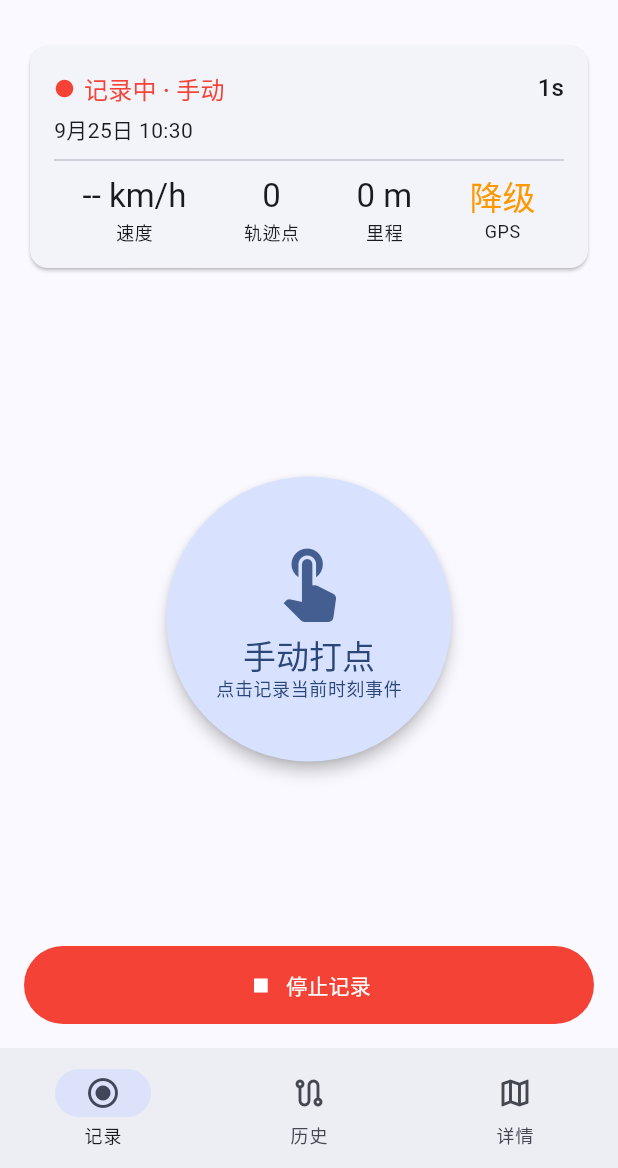
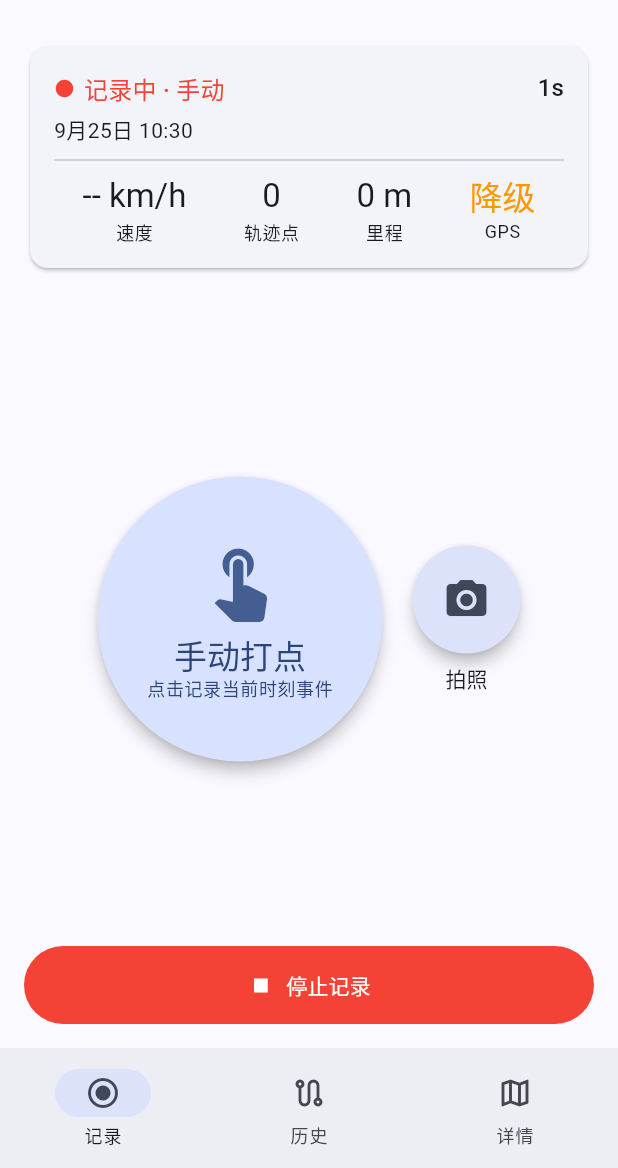
Before and after one commit to Cpu1998/drive-recorder, a Flutter app: the screen it shows after launch, after a tap on "开始记录", on a phone screen of 412 x 824 dp, the part 68-1236 px from its top. Run offline on Flutter 3.47's test engine with Material 3 defaults, Android fonts, the phone set to English and light mode, and no system bars; our stand-ins replace cloud_firestore, firebase_core, flutter_blue_plus, image_picker, permission_handler, sensors_plus and 3 more; missing offline and left inert: amap_flutter_location, x_amap_base; accounts and stored records are empty.

Commit message:
feat(ui): 拍照按钮 + 详情页照片缩略图/全屏查看 + GPX 📷 拍照点
- 记录页拍照按钮：仅记录中可用，权限检查→调起相机→落盘+写事件，取消静默
- PhotoStrip 横向缩略图列表 + PhotoViewer 全屏（InteractiveViewer 缩放，
  HitTestBehavior.opaque 保证图片未解码时也可点任意处退出）
- 照片缺失显示占位图不崩溃；无 GPS 时坐标 null + 降级角标
- GPX：photo 事件输出 wpt（name=📷 拍照点，desc 含文件名，不内嵌二进制）
- iOS Info.plist 补 NSCameraUsageDescription

```diff
--- a/lib/providers/recording_provider.dart
+++ b/lib/providers/recording_provider.dart
@@ -10,6 +10,7 @@ import '../services/driving_event_detector.dart';
 import '../services/foreground_service.dart';
 import '../services/location_service.dart';
 import '../services/permission_service.dart';
+import '../services/photo_service.dart';
 import '../services/sensor_service.dart';
 import '../services/settings_service.dart';
 import '../utils/formatters.dart';
@@ -33,6 +34,7 @@ class RecordingProvider extends ChangeNotifier {
   final SensorService sensors;
   final ForegroundServiceController foreground;
   final PermissionService permissions;
+  final PhotoService photos;
 
   RecordingProvider({
     required this.db,
@@ -43,7 +45,9 @@ class RecordingProvider extends ChangeNotifier {
     SensorService? sensorService,
     ForegroundServiceController? foregroundService,
     PermissionService? permissionService,
+    PhotoService? photoService,
   })  : location = locationService ?? LocationService(),
+        photos = photoService ?? PhotoService(),
         sensors = sensorService ??
             SensorService(detector: DrivingEventDetector(
               brakingThreshold: settings.brakingThreshold,
@@ -78,8 +82,10 @@ class RecordingProvider extends ChangeNotifier {
 
   int _manualEvents = 0;
   int _sensorEvents = 0;
+  int _photoEvents = 0;
   int get manualEventCount => _manualEvents;
   int get sensorEventCount => _sensorEvents;
+  int get photoEventCount => _photoEvents;
 
   String? _statusMessage;
   String? get statusMessage => _statusMessage;
@@ -147,6 +153,7 @@ class RecordingProvider extends ChangeNotifier {
     _currentTrack = track;
     _manualEvents = 0;
     _sensorEvents = 0;
+    _photoEvents = 0;
     _recentEvents.clear();
     _buffer.clear();
     _pendingDistance = 0;
@@ -293,6 +300,31 @@ class RecordingProvider extends ChangeNotifier {
     return true;
   }
 
+  /// 拍照事件：把拍照产物落盘到 `photos/<trackId>/`，并写入 photo 事件。
+  /// 坐标逻辑同手动打点：取当前最新定位，无定位记 null + degraded。
+  Future<bool> photoEvent(String sourcePath) async {
+    final track = _currentTrack;
+    if (!isRecording || track?.id == null) return false;
+
+    final now = DateTime.now();
+    final dest = await photos.persist(sourcePath, track!.id!, now);
+
+    final fix = location.lastFix;
+    await db.insertEvent(DriveEvent(
+      trackId: track.id!,
+      timestamp: now,
+      type: DriveEventType.photo,
+      latitude: fix?.latitude,
+      longitude: fix?.longitude,
+      degraded: fix == null || !fix.isOk,
+      note: fix == null || !fix.isOk ? '无定位信号' : null,
+      photoPath: dest,
+    ));
+    _photoEvents++;
+    notifyListeners();
+    return true;
+  }
+
   /// 传感器检测事件（急刹/碰撞）：10s 去抖合并进上一条，否则新增。
   Future<void> _onDetectedEvent(DetectedEvent e) async {
     final track = _currentTrack;
--- a/lib/screens/detail_screen.dart
+++ b/lib/screens/detail_screen.dart
@@ -12,6 +12,7 @@ import '../models/track_point.dart';
 import '../providers/tracks_provider.dart';
 import '../services/gpx_service.dart';
 import '../utils/formatters.dart';
+import '../widgets/photo_gallery.dart';
 import '../widgets/track_map_view.dart';
 
 /// 详情页：
@@ -100,6 +101,9 @@ class _DetailScreenState extends State<DetailScreen> {
 
   @override
   Widget build(BuildContext context) {
+    final photoEvents = (_events ?? const <DriveEvent>[])
+        .where((e) => e.type == DriveEventType.photo)
+        .toList(growable: false);
     return Scaffold(
       appBar: AppBar(
         title: Text(_track?.name ?? '轨迹详情'),
@@ -134,6 +138,12 @@ class _DetailScreenState extends State<DetailScreen> {
                       SizedBox(
                         height: 128,
                         child: _EventList(events: _events!),
+                      ),
+                    // 照片横向缩略图列表（仅有 photo 事件时出现）
+                    if (photoEvents.isNotEmpty)
+                      SizedBox(
+                        height: 150,
+                        child: PhotoStrip(photoEvents: photoEvents),
                       ),
                   ],
                 ),
@@ -212,6 +222,7 @@ class _EventList extends StatelessWidget {
                 DriveEventType.manual => (Icons.touch_app, Colors.blue),
                 DriveEventType.braking => (Icons.south_east, Colors.orange),
                 DriveEventType.collision => (Icons.warning, Colors.red),
+                DriveEventType.photo => (Icons.photo_camera, Colors.teal),
               };
               return Card(
                 child: Padding(
--- a/lib/screens/record_screen.dart
+++ b/lib/screens/record_screen.dart
@@ -79,10 +79,13 @@ class _RecordScreenState extends State<RecordScreen> {
                   ),
                 ),
 
-              // 大按钮：手动打点
+              // 大按钮：手动打点 + 拍照
               Expanded(
                 child: Center(
-                  child: _BigEventButton(
+                  child: Row(
+                    mainAxisSize: MainAxisSize.min,
+                    children: [
+                      _BigEventButton(
                         enabled: recording,
                         onTap: () async {
                           final hasFix = rec.hasGpsFix;
@@ -95,6 +98,13 @@ class _RecordScreenState extends State<RecordScreen> {
                             duration: const Duration(seconds: 2),
                           ));
                         },
+                      ),
+                      const SizedBox(width: 20),
+                      _CameraEventButton(
+                        enabled: recording,
+                        onTap: () => _takePhoto(rec),
+                      ),
+                    ],
                   ),
                 ),
               ),
@@ -118,6 +128,33 @@ class _RecordScreenState extends State<RecordScreen> {
 
   String _sourceLabel(String? source) =>
       source == 'bluetooth' ? '车机自动' : '手动';
+
+  /// 拍照流程：权限检查 → 调起相机 → 照片落盘 + 写入 photo 事件。
+  /// 取消拍照静默返回，不打扰用户。
+  Future<void> _takePhoto(RecordingProvider rec) async {
+    final perm = await rec.permissions.ensureCameraPermission();
+    if (!perm.ok) {
+      if (!mounted) return;
+      ScaffoldMessenger.of(context).showSnackBar(SnackBar(
+        content: Text('缺少权限：${perm.missing.join('、')}，无法拍照'),
+        duration: const Duration(seconds: 2),
+      ));
+      return;
+    }
+
+    final path = await rec.photos.takePhoto();
+    if (path == null) return; // 用户取消
+
+    final hasFix = rec.hasGpsFix;
+    final ok = await rec.photoEvent(path);
+    if (!mounted) return;
+    ScaffoldMessenger.of(context).showSnackBar(SnackBar(
+      content: Text(ok
+          ? (hasFix ? '已保存照片 ✓（含当前坐标）' : '已保存照片 ✓（无定位信号，标记降级）')
+          : '尚未开始记录，无法保存照片'),
+      duration: const Duration(seconds: 2),
+    ));
+  }
 }
 
 class _StatusCard extends StatelessWidget {
@@ -222,6 +259,54 @@ class _Metric extends StatelessWidget {
   }
 }
 
+/// 拍照事件按钮：紧邻手动打点大按钮，仅记录中可用。
+class _CameraEventButton extends StatelessWidget {
+  final bool enabled;
+  final VoidCallback onTap;
+
+  const _CameraEventButton({required this.enabled, required this.onTap});
+
+  @override
+  Widget build(BuildContext context) {
+    final cs = Theme.of(context).colorScheme;
+    return Semantics(
+      button: true,
+      label: '拍照',
+      enabled: enabled,
+      child: Column(
+        mainAxisSize: MainAxisSize.min,
+        children: [
+          Material(
+            shape: const CircleBorder(),
+            elevation: enabled ? 4 : 0,
+            color: enabled ? cs.secondaryContainer : cs.surfaceContainerHighest,
+            child: InkWell(
+              customBorder: const CircleBorder(),
+              onTap: enabled ? onTap : null,
+              child: SizedBox(
+                width: 72,
+                height: 72,
+                child: Icon(
+                  Icons.photo_camera,
+                  size: 32,
+                  color: enabled ? cs.onSecondaryContainer : cs.outlineVariant,
+                ),
+              ),
+            ),
+          ),
+          const SizedBox(height: 6),
+          Text(
+            '拍照',
+            style: Theme.of(context).textTheme.titleSmall?.copyWith(
+                  color: enabled ? null : cs.outline,
+                ),
+          ),
+        ],
+      ),
+    );
+  }
+}
+
 /// 每秒刷新的记录时长。
 class _ElapsedTicker extends StatefulWidget {
   final DateTime start;
--- a/lib/services/gpx_service.dart
+++ b/lib/services/gpx_service.dart
@@ -1,4 +1,5 @@
 import 'dart:io';
+import 'package:path/path.dart' as p;
 
 import '../models/drive_event.dart';
 import '../models/track.dart';
@@ -35,7 +36,7 @@ class GpxService {
     for (final e in events) {
       if (e.latitude == null || e.longitude == null) continue;
       b.writeln('  <wpt lat="${_fmt(e.latitude!)}" lon="${_fmt(e.longitude!)}">');
-      b.writeln('    <name>${_esc(e.type.label)}</name>');
+      b.writeln('    <name>${_esc(_wptName(e))}</name>');
       b.writeln(
           '    <desc>${_esc(_eventDesc(e))}</desc>');
       b.writeln('    <time>${_iso8601(e.timestamp)}</time>');
@@ -76,10 +77,19 @@ class GpxService {
 
   String _nameOf(Track track) => track.name ?? 'Track ${track.id}';
 
+  /// wpt 名称：photo 事件固定为「📷 拍照点」，其余用类型标签。
+  String _wptName(DriveEvent e) =>
+      e.type == DriveEventType.photo ? '📷 拍照点' : e.type.label;
+
   String _eventDesc(DriveEvent e) {
     final parts = <String>[e.type.label];
     if (e.peakIntensity != null) {
       parts.add('峰值 ${e.peakIntensity!.toStringAsFixed(1)} m/s²');
+    }
+    // photo 事件附带照片文件名（不含二进制，便于对照本地照片）
+    if (e.type == DriveEventType.photo &&
+        e.photoPath?.isNotEmpty == true) {
+      parts.add('照片 ${p.basename(e.photoPath!)}');
     }
     if (e.note?.isNotEmpty == true) parts.add(e.note!);
     if (e.degraded) parts.add('定位降级');
@@ -92,8 +102,9 @@ class GpxService {
     final collision =
         events.where((e) => e.type == DriveEventType.collision).length;
     final manual = events.where((e) => e.type == DriveEventType.manual).length;
+    final photo = events.where((e) => e.type == DriveEventType.photo).length;
     final parts = <String>[
-      '事件：急刹 $braking 次，碰撞 $collision 次，手动打点 $manual 次',
+      '事件：急刹 $braking 次，碰撞 $collision 次，手动打点 $manual 次，拍照 $photo 次',
       if (degradedPoints > 0) '无定位轨迹点 $degradedPoints 个（未含在轨迹中）',
       '里程 ${(track.distanceMeters / 1000).toStringAsFixed(1)} km',
     ];
--- a/lib/widgets/track_map_view.dart
+++ b/lib/widgets/track_map_view.dart
@@ -102,6 +102,8 @@ class _TrackMapViewState extends State<TrackMapView> {
           (amap.BitmapDescriptor.hueOrange, '急刹'),
         DriveEventType.collision =>
           (amap.BitmapDescriptor.hueRed, '碰撞'),
+        DriveEventType.photo =>
+          (amap.BitmapDescriptor.hueRose, '📷 拍照点'),
       };
       final marker = amap.Marker(
         position: LatLng(e.latitude!, e.longitude!),
--- a/pubspec.yaml
+++ b/pubspec.yaml
@@ -49,6 +49,7 @@ dependencies:
   amap_map: ^1.0.15
   vector_math: ^2.2.0
   x_amap_base: ^1.0.3
+  image_picker: ^1.2.2
 
 dev_dependencies:
   flutter_test:
```
Also changed, not shown: lib/services/permission_service.dart (+15 -0 lines), lib/utils/formatters.dart (+8 -0 lines), lib/widgets/photo_gallery.dart (added, +205 -0 lines), pubspec.lock, 6 other files. Lines whose indentation alone changed are shown as unchanged.
